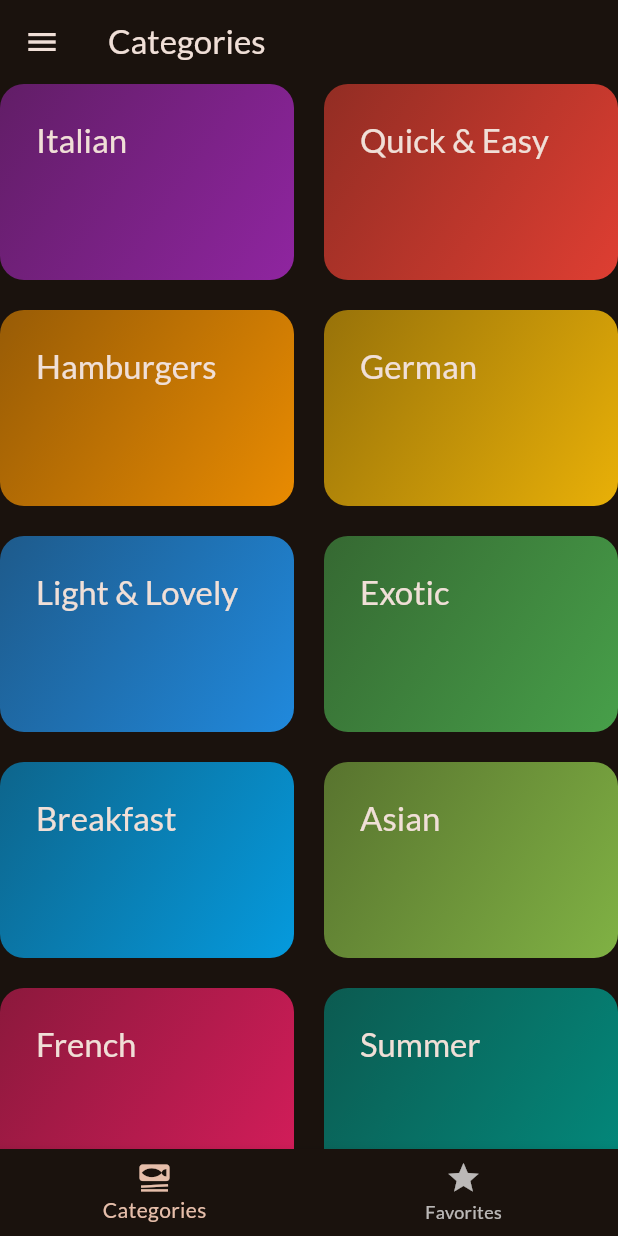
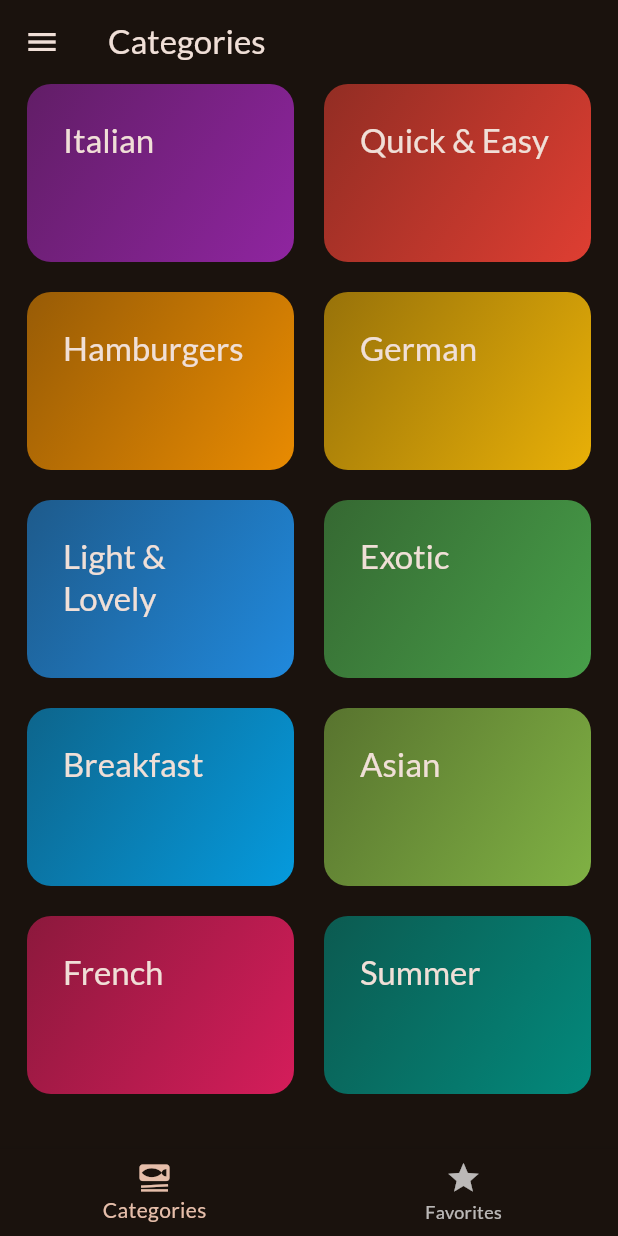
Before and after one commit to oiagorodrigues/study_flutter_meals_app, a Flutter app: the screen it shows after launch, on a phone screen of 412 x 824 dp. Run offline on Flutter 3.47's test engine with Material 2 defaults, Android fonts, the phone set to English and light mode, and no system bars; our stand-ins replace google_fonts, transparent_image.

Commit message:
style: add horizontal padding to categories

```diff
--- a/lib/screens/categories.dart
+++ b/lib/screens/categories.dart
@@ -40,6 +40,7 @@ class CategoriesScreen extends StatelessWidget {
         crossAxisSpacing: 20,
         mainAxisSpacing: 20,
       ),
+      padding: const EdgeInsets.symmetric(horizontal: 18),
       children: [
         for (final category in availableCategories)
           CategoryGridItem(
```
